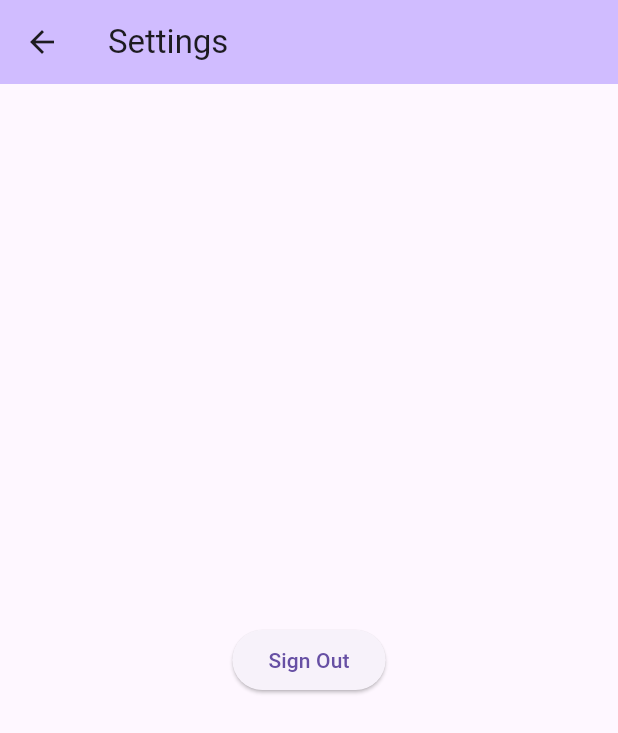
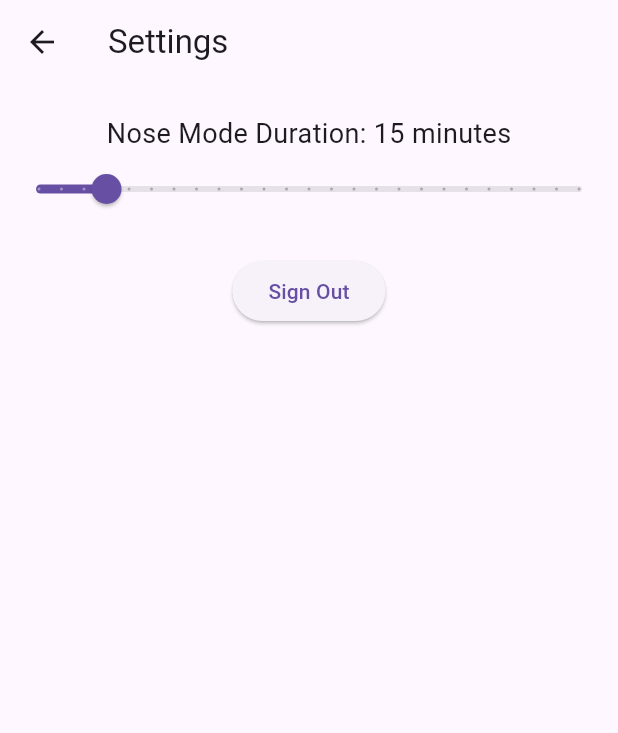
Before and after one commit to ninamaria31/TreeDoList, a Flutter app: the SettingsScreen screen opened directly, on a phone screen of 412 x 824 dp. Shown: the top 733 px of the screen. Run offline on Flutter 3.47's test engine with Material 3 defaults, Android fonts, the phone set to English and light mode, and no system bars; our stand-ins replace carousel_slider, firebase_auth, firebase_core, flutter_svg, google_sign_in; missing offline and left inert: snap_scroll_physics; accounts and stored records are empty.

Commit message:
add nosemode duration slider and global nose mode variable

```diff
--- a/lib/pages/home_page.dart
+++ b/lib/pages/home_page.dart
@@ -45,7 +45,7 @@ class TreeViewApp extends StatelessWidget {
                     Navigator.push(
                       context,
                       MaterialPageRoute(
-                          builder: (context) => const SettingsScreen()),
+                          builder: (context) => SettingsScreen()),
                     );
                   },
                 ),
@@ -73,7 +73,7 @@ class TreeTestApp extends StatelessWidget {
             onPressed: () {
               Navigator.push(
                 context,
-                MaterialPageRoute(builder: (context) => const SettingsScreen()),
+                MaterialPageRoute(builder: (context) => SettingsScreen()),
               );
             },
           ),
--- a/lib/settings/settings.dart
+++ b/lib/settings/settings.dart
@@ -1,6 +1,9 @@
 import 'package:flutter/material.dart';
 
 import '../auth.dart';
+
+// global variable for storing the duration of the nose mode
+double noseModeDuration = 15.0;
 
 class SettingsButton extends StatelessWidget {
   const SettingsButton({super.key});
@@ -10,7 +13,6 @@ class SettingsButton extends StatelessWidget {
     return FloatingActionButton(
       onPressed: () {
         // Navigate to the settings screen or show a settings dialog
-        // You can use Navigator to push a new screen
         Navigator.push(
           context,
           MaterialPageRoute(builder: (context) => const SettingsScreen()),
@@ -21,24 +23,55 @@ class SettingsButton extends StatelessWidget {
   }
 }
 
-class SettingsScreen extends StatelessWidget {
+class SettingsScreen extends StatefulWidget {
   const SettingsScreen({super.key});
+
+  @override
+  _SettingsScreenState createState() => _SettingsScreenState();
+}
+
+class _SettingsScreenState extends State<SettingsScreen> {
+  //double _duration = 15.0; // Initial duration value in minutes
 
   @override
   Widget build(BuildContext context) {
     return Scaffold(
       appBar: AppBar(
-        title: const Text('Settings'),
-        backgroundColor: Theme.of(context).colorScheme.inversePrimary,
+        title: Text('Settings'),
       ),
-      body: Center(
-        child: ElevatedButton(
+      body: Column(
+        children: <Widget>[
+          SizedBox(height: 20), // adds a padding between the appbar and the content
+          Column(
+            children: [
+              Text(
+                'Nose Mode Duration: ${noseModeDuration.toInt()} minutes',
+                style: const TextStyle(fontSize: 18),
+              ),
+              Slider(
+                value: noseModeDuration,
+                min: 0,
+                max: 120,
+                divisions: 24,
+                label: noseModeDuration.round().toString(),
+                onChanged: (double value) {
+                  setState(() {
+                    noseModeDuration = value;
+                  });
+                },
+              ),
+              const SizedBox(height: 20),
+            ],
+          ),
+          ElevatedButton(
             onPressed: () async {
               await Auth().signOut();
               Navigator.popUntil(context, (route) => route.isFirst);
             },
             child: const Text('Sign Out'),
           ),
+          // Add more widgets as needed
+        ],
       ),
     );
   }
```
Lines whose indentation alone changed are shown as unchanged.
